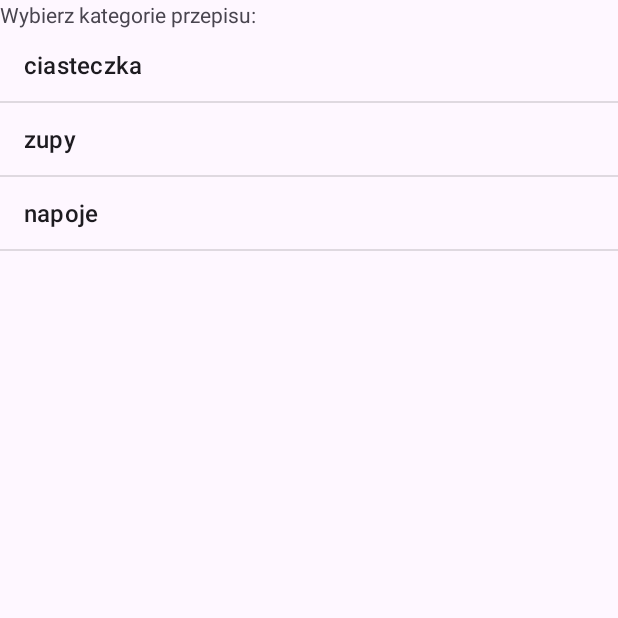
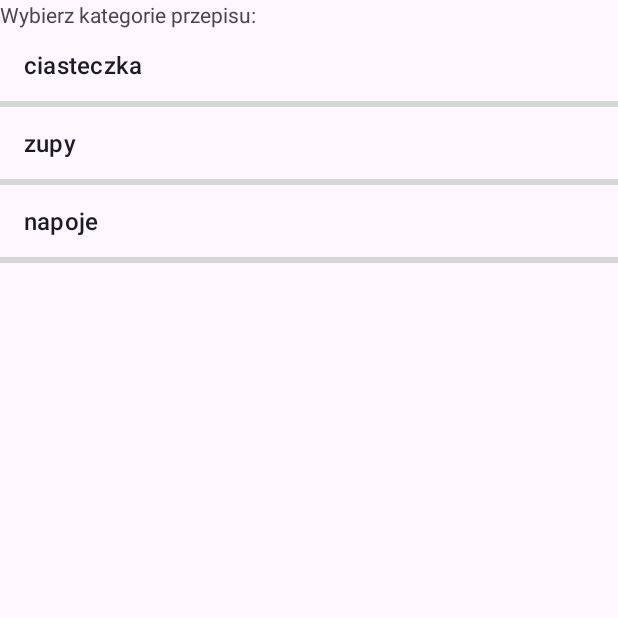
Before and after one commit to kitykatgirl/Gotowanko, an Android app: the screen it shows after launch (MainActivity), on a phone screen of 412 x 824 dp, the top half of it. Run offline under Robolectric (Android 15) with nearby library versions, the phone set to English and light mode, and no system bars.

```diff
--- a/app/src/main/java/ph/me/gotowankokl/MainActivity.java
+++ b/app/src/main/java/ph/me/gotowankokl/MainActivity.java
@@ -1,6 +1,11 @@
 package ph.me.gotowankokl;
 
+import android.graphics.Color;
 import android.os.Bundle;
+import android.view.View;
+import android.widget.AdapterView;
+import android.widget.ListView;
+import android.widget.Toast;
 
 import androidx.activity.EdgeToEdge;
 import androidx.appcompat.app.AppCompatActivity;
@@ -9,6 +14,8 @@ import androidx.core.view.ViewCompat;
 import androidx.core.view.WindowInsetsCompat;
 
 public class MainActivity extends AppCompatActivity {
+
+    private ListView listViewKategorie;
 
     @Override
     protected void onCreate(Bundle savedInstanceState) {
@@ -20,5 +27,17 @@ public class MainActivity extends AppCompatActivity {
             v.setPadding(systemBars.left, systemBars.top, systemBars.right, systemBars.bottom);
             return insets;
         });
+
+        listViewKategorie = findViewById(R.id.listViewKategorie);
+
+        listViewKategorie.setOnItemClickListener(
+                new AdapterView.OnItemClickListener() {
+                    @Override
+                    public void onItemClick(AdapterView<?> adapterView, View view, int i, long l) {
+                        view.setBackgroundColor(Color.BLUE);
+                        Toast.makeText(MainActivity.this, "Wybrano kategorie"+i, Toast.LENGTH_SHORT).show();
+                    }
+                }
+        );
     }
 }
--- a/app/src/main/res/layout/activity_main.xml
+++ b/app/src/main/res/layout/activity_main.xml
@@ -16,6 +16,8 @@
 
     <ListView
         android:entries="@array/kategorie_string"
+        android:divider="#D7D7D7"
+        android:dividerHeight="4dp"
         android:id="@+id/listViewKategorie"
         android:layout_width="match_parent"
         android:layout_height="match_parent" />
```
